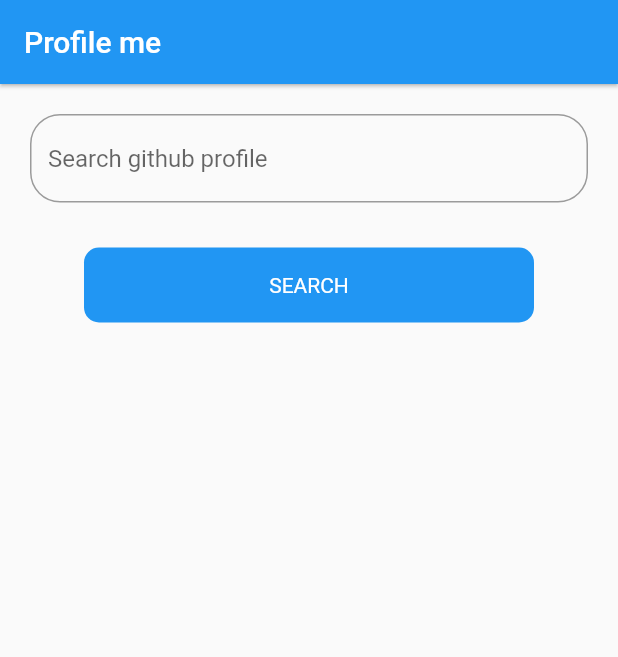
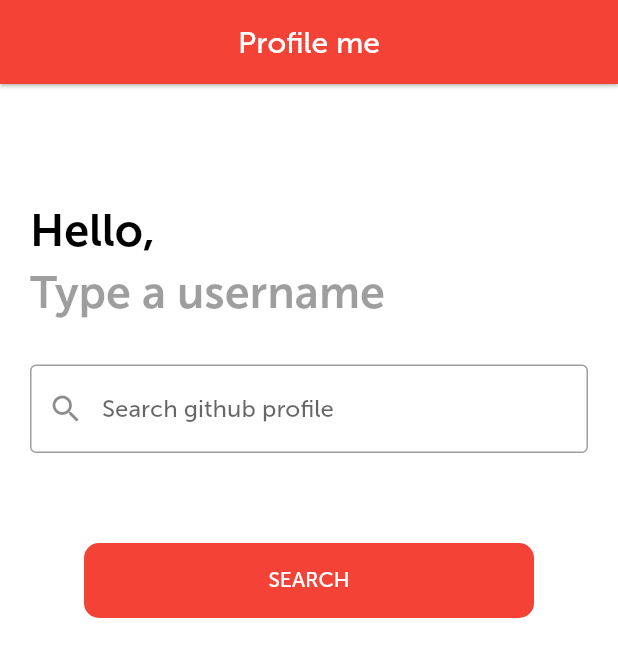
Before and after one commit to adtoba/profile-me, a Flutter app: the screen it shows after launch, on a phone screen of 412 x 824 dp. Shown: the top 657 px of the screen. Run offline on Flutter 3.47's test engine with Material 2 defaults, Android fonts, the phone set to English and light mode, and no system bars; our stand-ins replace get_it.

Commit message:
Github profile search

```diff
--- a/lib/core/models/profile.dart
+++ b/lib/core/models/profile.dart
@@ -3,21 +3,23 @@ import 'package:flutter/material.dart';
 
 class Profile {
 
-  const Profile({
+   Profile({
     @required this.name,
     @required this.email,
     @required this.bio,
     @required this.followers,
     @required this.url,
-    @required this.avatarUrl
+    @required this.avatarUrl,
+    @required this.login
   });
 
-  final String name;
-  final String avatarUrl;
-  final String bio;
-  final int followers;
-  final String email;
-  final String url;
+   String name;
+   String avatarUrl;
+   String bio;
+   int followers;
+   String email;
+   String url;
+   String login;
 
   String get namee => this.name;
 
@@ -29,7 +31,8 @@ class Profile {
       bio:  jsonResponse['bio'],
       url: jsonResponse['url'],
       avatarUrl: jsonResponse['avatar_url'],
-      followers: jsonResponse['followers']
+      followers: jsonResponse['followers'],
+      login: jsonResponse['login']
     );
   }
 }
--- /dev/null
+++ b/lib/core/services/api.dart
@@ -0,0 +1,31 @@
+import 'dart:async';
+import 'dart:convert';
+import 'dart:io';
+import 'package:http/http.dart' as http;
+import 'package:http/http.dart' show Response;
+import 'package:profile_me/constants/endpoints.dart';
+import 'package:profile_me/core/models/profile.dart';
+
+const String _CONTENT_TYPE = "application/json";
+
+
+class Api {
+  static Map<String, String> get httpHeaders => <String, String> {
+    HttpHeaders.contentTypeHeader : _CONTENT_TYPE
+  };
+
+
+  Future<Response> getUserAccount(String username) async{
+
+    var response = await http.get(
+      '$BASE_URL$USERS$username',
+      headers: httpHeaders
+    );
+
+    print(response.body);
+
+
+    return response;
+  }
+
+}
--- /dev/null
+++ b/lib/core/viewmodels/base_model.dart
@@ -0,0 +1,14 @@
+import 'package:flutter/widgets.dart';
+import 'package:profile_me/constants/status.dart';
+import 'package:profile_me/core/enums/viewstate.dart';
+
+class BaseModel extends ChangeNotifier {
+  Status _status = Status.LOADED;
+
+  Status get status => _status;
+
+  void setStatus(Status status) {
+    _status = status;
+    notifyListeners();
+  }
+}
--- a/lib/core/viewmodels/home_model.dart
+++ b/lib/core/viewmodels/home_model.dart
@@ -4,40 +4,22 @@ import 'package:flutter/foundation.dart';
 import 'package:http/http.dart';
 import 'package:profile_me/constants/status.dart';
 import 'package:profile_me/core/models/profile.dart';
+import 'package:profile_me/core/services/api.dart';
+import 'package:profile_me/core/viewmodels/base_model.dart';
 import 'package:profile_me/locator.dart';
-import 'package:profile_me/repo/github_repo.dart';
 import 'package:provider/provider.dart';
 
+class HomeModel extends BaseModel {
+  Api _api = locator<Api>();
 
-class HomeModel extends ChangeNotifier {
+  String userEmail;
 
-  final GithubProfile _profile = locator<GithubProfile>();
-  String url;
-  Status status;
+  Future<Response> getAccount(String userName) async {
+    setStatus(Status.LOADING);
+    var response = await _api.getUserAccount(userName);
+    setStatus(Status.LOADED);
 
-  Status get myStatus => status;
+    return response;
 
-  Future<Response> getGithubProfile(String url) {
-    setStatus(Status.LOADING);
-    var response = _profile.githubProfile(url).then((response) {
-      Map<String, dynamic> responseMap = json.decode(response.body);
-      Profile profile = Profile.fromJson(responseMap);
-      print('Response is: $responseMap');
-      print('Username: ${profile.name}');
-
-    });
-
-    setStatus(Status.LOADED);
-    return response;
   }
-
-  setStatus(Status pstatus) {
-    status = pstatus;
-    notifyListeners();
-  }
-
-
-
-
-
 }
--- a/lib/locator.dart
+++ b/lib/locator.dart
@@ -1,10 +1,10 @@
 import 'package:get_it/get_it.dart';
+import 'package:profile_me/core/services/api.dart';
 import 'package:profile_me/core/viewmodels/home_model.dart';
-import 'package:profile_me/repo/github_repo.dart';
 
 GetIt locator = GetIt.instance;
 
 void setupLocator() {
-  locator.registerLazySingleton(() => GithubProfile());
+  locator.registerLazySingleton(() => Api());
   locator.registerLazySingleton(() => HomeModel());
 }
--- a/lib/main.dart
+++ b/lib/main.dart
@@ -1,8 +1,8 @@
 import 'package:flutter/material.dart';
 import 'package:profile_me/core/viewmodels/home_model.dart';
 import 'package:profile_me/locator.dart';
-import 'package:profile_me/repo/github_repo.dart';
 import 'package:profile_me/ui/home_screen.dart';
+import 'package:profile_me/ui/profile_screen.dart';
 import 'package:provider/provider.dart';
 
 void main() {
@@ -21,6 +21,7 @@ class MyApp extends StatelessWidget {
           child: MaterialApp(
         title: 'Profile Me',
         theme: ThemeData(
+          fontFamily: 'MuseoSans',
           primarySwatch: Colors.blue,
         ),
         home: HomeScreen(),
--- a/lib/ui/home_screen.dart
+++ b/lib/ui/home_screen.dart
@@ -1,7 +1,11 @@
+import 'dart:convert';
+
 import 'package:flutter/material.dart';
 import 'package:profile_me/constants/endpoints.dart';
 import 'package:profile_me/constants/status.dart';
+import 'package:profile_me/core/models/profile.dart';
 import 'package:profile_me/core/viewmodels/home_model.dart';
+import 'package:profile_me/ui/profile_screen.dart';
 import 'package:provider/provider.dart';
 
 class HomeScreen extends StatefulWidget {
@@ -14,51 +18,113 @@ class _HomeScreenState extends State<HomeScreen> {
 
   @override
   Widget build(BuildContext context) {
+    Size size = MediaQuery.of(context).size;
+    double deviceHeight = size.height;
+    double deviceWidth = size.width;
+
     final model = Provider.of<HomeModel>(context);
+
     return Scaffold(
       appBar: AppBar(
         elevation: 1.0,
-        backgroundColor: Colors.blue,
+        backgroundColor: Colors.red,
         iconTheme: IconThemeData(
           color: Colors.black,
         ),
         title: Text('Profile me', style: TextStyle(color: Colors.white)),
-        centerTitle: false,
+        centerTitle: true,
       ),
       body: Consumer<HomeModel>(
-        builder: (context, model, child) => Padding(
-          padding: const EdgeInsets.all(20.0),
+        builder: (context, model, child) => Stack(
+          children: <Widget>[
+            Container(
+              height: deviceHeight,
+              width: deviceWidth,
+              color: Colors.white,
+            ),
+            SingleChildScrollView(
               child: Column(
                 children: <Widget>[
-                    TextFormField(
-                      controller: _userNameController,
-                      decoration: InputDecoration(
-                          hintText: 'Search github profile',
-                          border: OutlineInputBorder(
-                              borderRadius: BorderRadius.circular(20.0))),
+                  Container(
+                    width: deviceWidth,
+                    child: Padding(
+                      padding: const EdgeInsets.only(
+                          top: 80.0, left: 20.0, right: 20.0),
+                      child: Column(
+                        mainAxisAlignment: MainAxisAlignment.start,
+                        crossAxisAlignment: CrossAxisAlignment.start,
+                        children: <Widget>[
+                          Text(
+                            'Hello, ',
+                            textAlign: TextAlign.start,
+                            style: TextStyle(
+                                color: Colors.black,
+                                fontSize: 30.0,
+                                fontWeight: FontWeight.bold),
+                          ),
+                          SizedBox(
+                            height: 5.0,
+                          ),
+                          Text(
+                            'Type a username ',
+                            textAlign: TextAlign.start,
+                            style: TextStyle(
+                                color: Colors.black38,
+                                fontSize: 30.0,
+                                fontWeight: FontWeight.bold),
                           ),
                           SizedBox(
                             height: 30.0,
                           ),
-
-                    Visibility(
-                      visible: model.myStatus == Status.LOADING ? true : false,
+                          TextFormField(
+                            controller: _userNameController,
+                            decoration: InputDecoration(
+                                prefixIcon: Icon(Icons.search),
+                                hintText: 'Search github profile',
+                                border: OutlineInputBorder(
+                                    borderRadius: BorderRadius.circular(4.0))),
+                          ),
+                          SizedBox(
+                            height: 30.0,
+                          ),
+                          Center(
+                            child: Visibility(
+                              visible:
+                                  model.status == Status.LOADING ? true : false,
                               child: CircularProgressIndicator(),
+                            ),
+                          ),
+                          SizedBox(
+                            height: 30.0,
                           ),
                           GestureDetector(
                             onTap: () async {
-                        model.getGithubProfile(
-                            "$BASE_URL$USERS${_userNameController.text}");
+                              model
+                                  .getAccount(_userNameController.text)
+                                  .then((response) {
+                                if (model.status == Status.LOADED) {
+                                  Profile profile = Profile.fromJson(
+                                      json.decode(response.body));
+                                  Navigator.push(context,
+                                      MaterialPageRoute(builder: (context) {
+                                    return ProfileScreen(profile);
+                                  }));
+                                } else {
+                                  showSnackBar(context, 'Cannot get profile');
+                                }
+                              });
                             },
+                            child: Center(
                               child: Container(
                                 width: 300.0,
                                 height: 50.0,
                                 decoration: BoxDecoration(
-                            color: Colors.blue,
+                                    color: Colors.red,
                                     borderRadius: BorderRadius.circular(10.0)),
                                 child: Center(
                                   child: Text('SEARCH',
                                       style: TextStyle(color: Colors.white)),
+                                ),
                               ),
                             ),
                           )
@@ -66,6 +132,18 @@ class _HomeScreenState extends State<HomeScreen> {
                       ),
                     ),
                   ),
+                ],
+              ),
+            ),
+          ],
+        ),
+      ),
     );
   }
+
+  showSnackBar(BuildContext context, String message) {
+    Scaffold.of(context).showSnackBar(SnackBar(
+      content: Text('$message'),
+    ));
   }
+}
```
Also changed, not shown: lib/repo/github_repo.dart (deleted, +0 -34 lines), lib/ui/profile_screen.dart (added, +143 -0 lines), pubspec.yaml (+11 -30 lines), assets/fonts/MuseoSans100.otf (added), assets/fonts/MuseoSans300.otf (added), assets/fonts/MuseoSans500.otf (added), assets/fonts/MuseoSans700.otf (added), lib/core/enums/viewstate.dart (added), 1 other file. Lines whose indentation alone changed are shown as unchanged.
